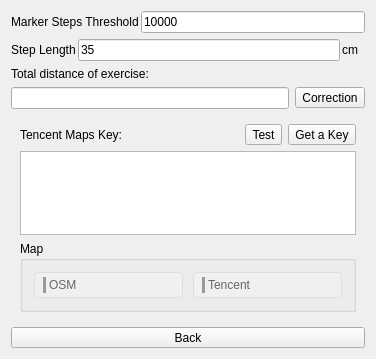
Above: src/Exercise/StepsOptions.ui from ic005k/Knot before the change. Below: the same form after it.
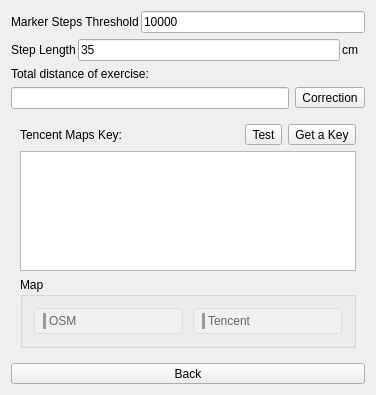
That is the form after the change. Icons and pictures are not drawn.

Patch:
```diff
--- a/src/Exercise/StepsOptions.ui
+++ b/src/Exercise/StepsOptions.ui
@@ -7,7 +7,7 @@
     <x>0</x>
     <y>0</y>
     <width>376</width>
-    <height>359</height>
+    <height>395</height>
    </rect>
   </property>
   <property name="windowTitle">
```
